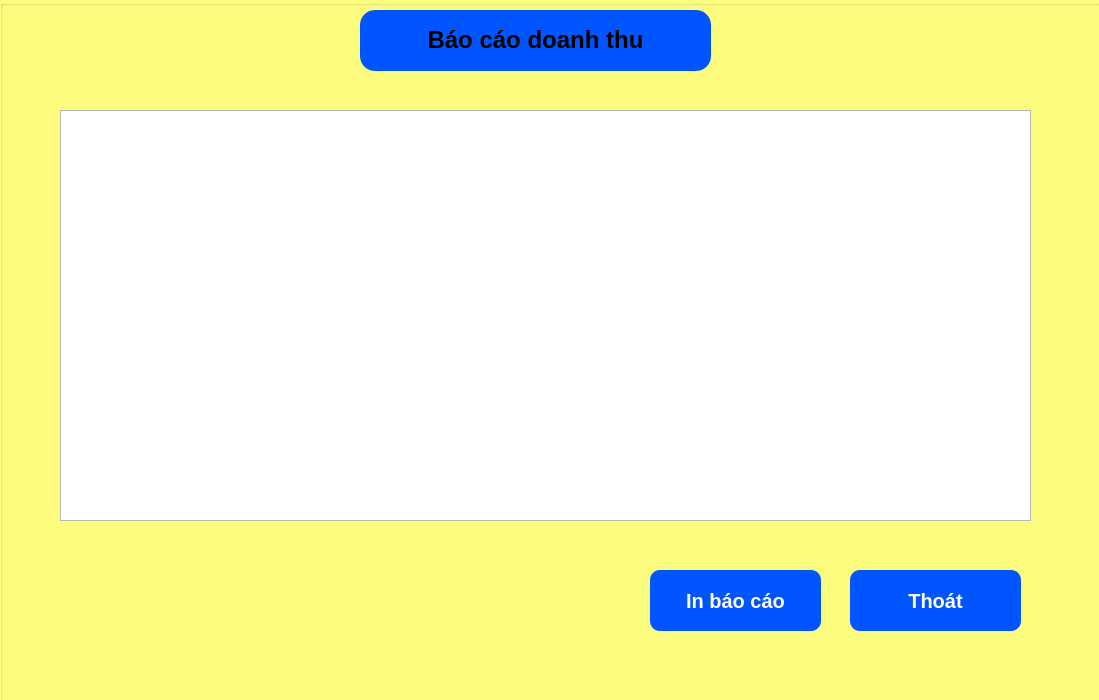
Before: the Qt Designer form BaoCaoDoanhThu.ui in XuanManh9999/Python, drawn with Qt 5.
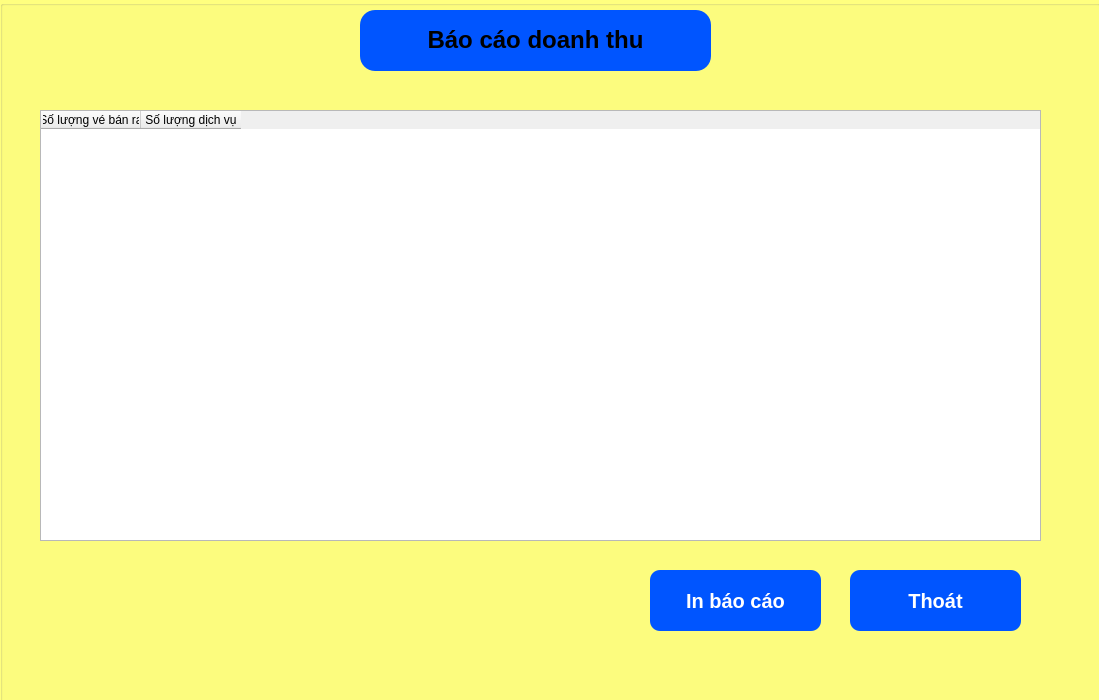
After: the same form once the commit is applied.

The edit to the form file:
```diff
--- a/BaoCaoDoanhThu.ui
+++ b/BaoCaoDoanhThu.ui
@@ -63,19 +63,6 @@
       </property>
      </widget>
     </widget>
-    <widget class="QListView" name="lstBaocao">
-     <property name="geometry">
-      <rect>
-       <x>60</x>
-       <y>110</y>
-       <width>971</width>
-       <height>411</height>
-      </rect>
-     </property>
-     <property name="styleSheet">
-      <string notr="true">font: 12pt &quot;Arial&quot;;</string>
-     </property>
-    </widget>
     <widget class="QPushButton" name="btnInbaocao">
      <property name="geometry">
       <rect>
@@ -128,6 +115,26 @@
       <string>Thoát</string>
      </property>
     </widget>
+    <widget class="QTableWidget" name="tableWidget">
+     <property name="geometry">
+      <rect>
+       <x>40</x>
+       <y>110</y>
+       <width>1001</width>
+       <height>431</height>
+      </rect>
+     </property>
+     <column>
+      <property name="text">
+       <string>Số lượng vé bán ra</string>
+      </property>
+     </column>
+     <column>
+      <property name="text">
+       <string>Số lượng dịch vụ</string>
+      </property>
+     </column>
+    </widget>
    </widget>
   </widget>
  </widget>
```
